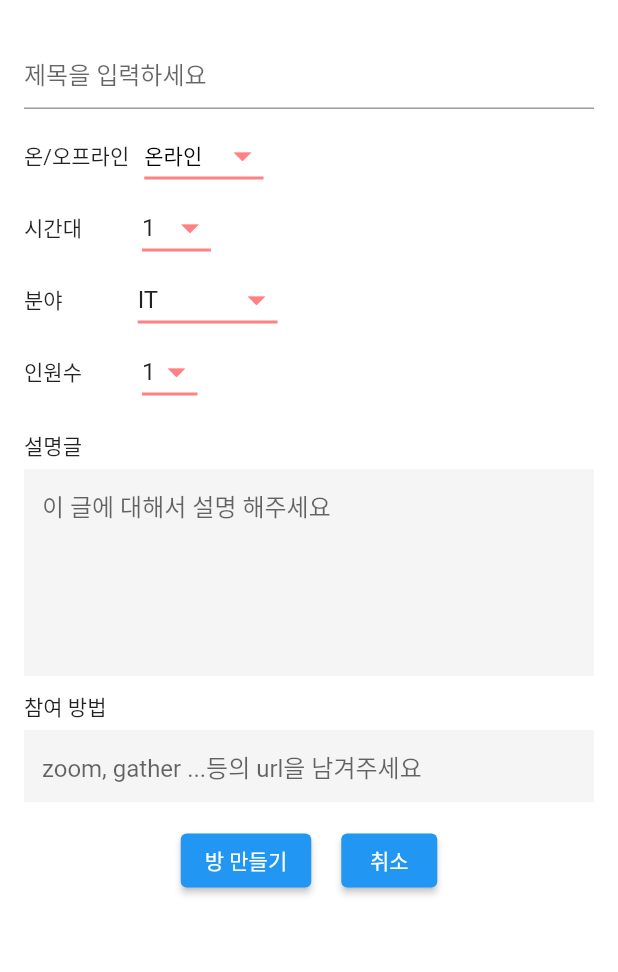
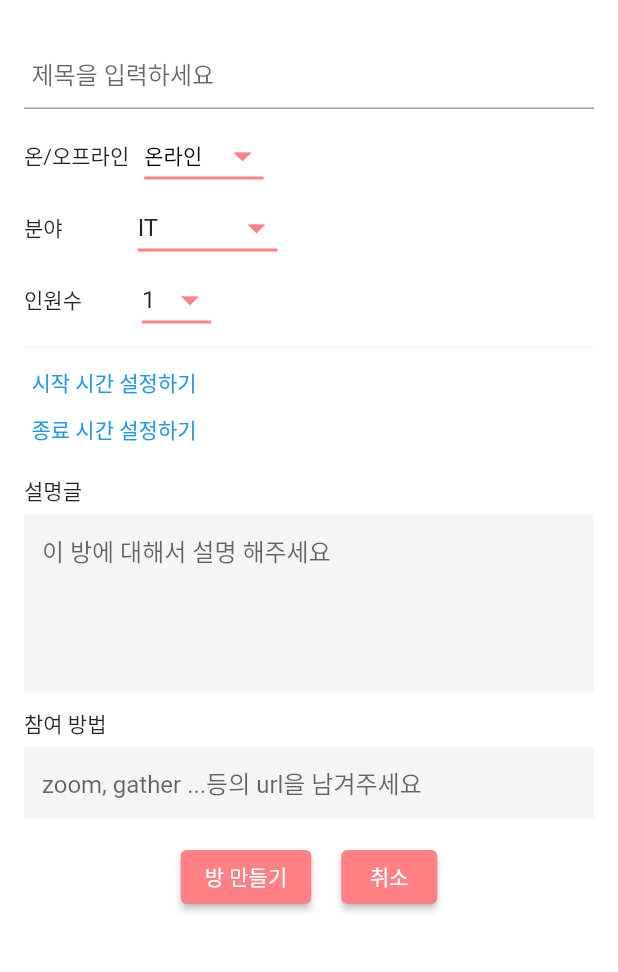
Before and after one commit to SeongjinOliver/STUDY_TOGETHER, a Flutter app: the MakeRoomPage screen opened directly, on a phone screen of 412 x 824 dp, the part 59-1031 px from its top. Run offline on Flutter 3.47's test engine with Material 2 defaults, Android fonts, the phone set to English and light mode, and no system bars; our stand-ins replace cloud_firestore, firebase_auth, firebase_core, flutter_datetime_picker, introduction_screen; accounts and stored records are empty; network calls fail.

```diff
--- a/lib/pages/makeRoomPage.dart
+++ b/lib/pages/makeRoomPage.dart
@@ -1,4 +1,6 @@
+import 'package:flutter/cupertino.dart';
 import 'package:flutter/material.dart';
+import 'package:flutter_datetime_picker/flutter_datetime_picker.dart';
 import 'package:provider/provider.dart';
 import 'package:study_together/pages/homePage.dart';
 import 'package:study_together/pages/studyTogether.dart';
@@ -14,15 +16,33 @@ class MakeRoomPage extends StatefulWidget {
 }
 
 class _MakeRoomPageState extends State<MakeRoomPage> {
+  Future<DateTime?> _selectDate(BuildContext context) async {
+    final DateTime? picked = await showDatePicker(
+        context: context,
+        initialDate: DateTime.now(),
+        initialDatePickerMode: DatePickerMode.day,
+        firstDate: DateTime(2015),
+        lastDate: DateTime(2101));
+    // if (picked != null)
+    //   setState(() {
+    //     selectedDate = picked;
+    //     _dateController.text = DateFormat.yMd().format(selectedDate);
+    //   });
+  }
+
   String onOffLineDropdownValue = '온라인';
-  String timeDropdownValue = '1';
+  DateTime startDateValue = DateTime.now();
+  DateTime finishDateValue = DateTime.now();
   String fieldDropdownValue = 'IT';
   String memberCountDropdownValue = '1';
   TextEditingController titleController = TextEditingController();
+  TextEditingController descriptionController = TextEditingController();
+  TextEditingController attendanceController = TextEditingController();
   @override
   Widget build(BuildContext context) {
     return Consumer<StudyService>(
       builder: (context, studyService, child) {
+        final StudyService studyService = context.read<StudyService>();
         return Scaffold(
           backgroundColor: Colors.white,
           appBar: AppBar(
@@ -37,27 +57,28 @@ class _MakeRoomPageState extends State<MakeRoomPage> {
             elevation: 0.0,
           ),
           body: SafeArea(
+            child: SingleChildScrollView(
               child: Padding(
                 padding: EdgeInsets.symmetric(vertical: 8, horizontal: 16),
                 child: Column(
                   mainAxisAlignment: MainAxisAlignment.start,
                   crossAxisAlignment: CrossAxisAlignment.start,
                   children: [
-                  // SizedBox(
-                  //   height: 30,
-                  // ),
-                  // Text(
-                  //   "제목",
-                  // ),
                     TextField(
                       controller: titleController,
                       decoration: InputDecoration(
+                        contentPadding:
+                            EdgeInsets.symmetric(vertical: 0, horizontal: 5),
                         hintText: "제목을 입력하세요",
                         focusedBorder: UnderlineInputBorder(
                           borderSide:
                               BorderSide(color: StudyTogetherColors.color4),
                         ),
                       ),
+                      // style: TextStyle(
+                      //   fontSize: 10,
+                      //   height: 10,
+                      // ),
                     ),
                     SizedBox(height: 7),
                     Row(
@@ -84,47 +105,6 @@ class _MakeRoomPageState extends State<MakeRoomPage> {
                           style: const TextStyle(
                             color: Colors.black,
                           ),
-                        underline: Container(
-                          height: 2,
-                          color: StudyTogetherColors.color4,
-                        ),
-                        iconSize: 28,
-                        iconEnabledColor: StudyTogetherColors.color4,
-                      ),
-                    ],
-                  ),
-                  Row(
-                    children: [
-                      Text(
-                        "시간대",
-                      ),
-                      SizedBox(width: 40),
-                      DropdownButton(
-                        value: timeDropdownValue,
-                        items: <String>[
-                          '1',
-                          '2',
-                          '3',
-                          '4',
-                          '5',
-                          '6',
-                          '7',
-                          '8',
-                          '9',
-                          '10',
-                          '11',
-                          '12'
-                        ].map<DropdownMenuItem<String>>((String value) {
-                          return DropdownMenuItem<String>(
-                            value: value,
-                            child: Text(value),
-                          );
-                        }).toList(),
-                        onChanged: (String? newValue) {
-                          setState(() {
-                            timeDropdownValue = newValue!;
-                          });
-                        },
                           underline: Container(
                             height: 2,
                             color: StudyTogetherColors.color4,
@@ -172,8 +152,18 @@ class _MakeRoomPageState extends State<MakeRoomPage> {
                         DropdownButton(
                           // elevation: 30,
                           value: memberCountDropdownValue,
-                        items: <String>['1', '2']
-                            .map<DropdownMenuItem<String>>((String value) {
+                          items: <String>[
+                            '1',
+                            '2',
+                            '3',
+                            '4',
+                            '5',
+                            '6',
+                            '7',
+                            '8',
+                            '9',
+                            '10'
+                          ].map<DropdownMenuItem<String>>((String value) {
                             return DropdownMenuItem<String>(
                               value: value,
                               child: Text(value),
@@ -193,19 +183,68 @@ class _MakeRoomPageState extends State<MakeRoomPage> {
                         ),
                       ],
                     ),
+                    Divider(
+                      color: Colors.grey[200],
+                      // height: 1,
+                    ),
+                    TextButton(
+                      style: TextButton.styleFrom(
+                        padding: EdgeInsets.all(5),
+                        minimumSize: Size.zero,
+                        tapTargetSize: MaterialTapTargetSize.shrinkWrap,
+                      ),
+                      onPressed: () {
+                        DatePicker.showDateTimePicker(context,
+                            showTitleActions: true,
+                            minTime: DateTime.now(),
+                            maxTime: DateTime(2100, 6, 7), onChanged: (date) {
+                          print('change $date');
+                          startDateValue = date;
+                        }, onConfirm: (date) {
+                          print('confirm $date');
+                        }, currentTime: DateTime.now(), locale: LocaleType.ko);
+                      },
+                      child: Text(
+                        '시작 시간 설정하기',
+                        style: TextStyle(color: Colors.blue),
+                      ),
+                    ),
+                    TextButton(
+                      style: TextButton.styleFrom(
+                        padding: EdgeInsets.all(5),
+                        minimumSize: Size.zero,
+                        tapTargetSize: MaterialTapTargetSize.shrinkWrap,
+                      ),
+                      onPressed: () {
+                        DatePicker.showDateTimePicker(context,
+                            showTitleActions: true,
+                            minTime: DateTime.now(),
+                            maxTime: DateTime(2100, 6, 7), onChanged: (date) {
+                          print('change $date');
+                          finishDateValue = date;
+                        }, onConfirm: (date) {
+                          print('confirm $date');
+                        }, currentTime: DateTime.now(), locale: LocaleType.ko);
+                      },
+                      child: Text(
+                        '종료 시간 설정하기',
+                        style: TextStyle(color: Colors.blue),
+                      ),
+                    ),
                     SizedBox(height: 15),
                     Text(
                       "설명글",
                     ),
                     SizedBox(height: 5),
                     TextField(
+                      controller: descriptionController,
                       keyboardType: TextInputType.multiline,
-                    maxLines: 6,
-                    minLines: 6,
+                      maxLines: 5,
+                      minLines: 5,
                       decoration: InputDecoration(
                         // fillColor: Colors.blueAccent,
                         filled: true,
-                      hintText: "이 글에 대해서 설명 해주세요",
+                        hintText: "이 방에 대해서 설명 해주세요",
                         border: InputBorder.none,
                       ),
                     ),
@@ -215,6 +254,7 @@ class _MakeRoomPageState extends State<MakeRoomPage> {
                     ),
                     SizedBox(height: 5),
                     TextField(
+                      controller: attendanceController,
                       keyboardType: TextInputType.multiline,
                       maxLines: null,
                       minLines: 1,
@@ -230,15 +270,44 @@ class _MakeRoomPageState extends State<MakeRoomPage> {
                       mainAxisAlignment: MainAxisAlignment.center,
                       children: [
                         ElevatedButton(
-                        // style: style,
-                        onPressed: () {},
+                          style: ElevatedButton.styleFrom(
+                            primary: StudyTogetherColors.color4,
+                            onPrimary: Colors.white,
+                          ),
+                          onPressed: () {
+                            // 방 만들기
+                            studyService.makeStudyRoomType(
+                              title: titleController.text,
+                              onOffLine: onOffLineDropdownValue,
+                              startDate: startDateValue,
+                              finishDate: finishDateValue,
+                              field: fieldDropdownValue,
+                              memberMaxCount:
+                                  int.parse(memberCountDropdownValue),
+                              description: descriptionController.text,
+                              attendance: attendanceController.text,
+                              onError: (err) {
+                                // 에러 발생
+                                ScaffoldMessenger.of(context).showSnackBar(
+                                  SnackBar(
+                                    content: Text(err),
+                                    backgroundColor:
+                                        Colors.black.withOpacity(0.7),
+                                  ),
+                                );
+                              },
+                            );
+                          },
                           child: const Text('방 만들기'),
                         ),
                         SizedBox(
                           width: 20,
                         ),
                         ElevatedButton(
-                        // style: style,
+                          style: ElevatedButton.styleFrom(
+                            primary: StudyTogetherColors.color4,
+                            onPrimary: Colors.white,
+                          ),
                           onPressed: () {
                             showDialog(
                               context: context,
@@ -273,7 +342,8 @@ class _MakeRoomPageState extends State<MakeRoomPage> {
                                         Navigator.push(
                                           context,
                                           MaterialPageRoute(
-                                          builder: (context) => StudyTogether(),
+                                            builder: (context) =>
+                                                StudyTogether(),
                                           ),
                                         );
                                         // Navigator.pop(context);
@@ -292,6 +362,7 @@ class _MakeRoomPageState extends State<MakeRoomPage> {
                 ),
               ),
             ),
+          ),
         );
       },
     );
--- a/pubspec.yaml
+++ b/pubspec.yaml
@@ -40,6 +40,7 @@ dependencies:
   firebase_auth: ^3.3.4
   cloud_firestore: ^3.1.4
   provider: ^6.0.2
+  flutter_datetime_picker: ^1.5.1
 
 dev_dependencies:
   flutter_test:
```
Also changed, not shown: lib/main.dart (+10 -1 lines), lib/pages/immediatelyStudyPage.dart (+11 -11 lines), lib/service/studyService.dart (+50 -6 lines), pubspec.lock. Lines whose indentation alone changed are shown as unchanged.
